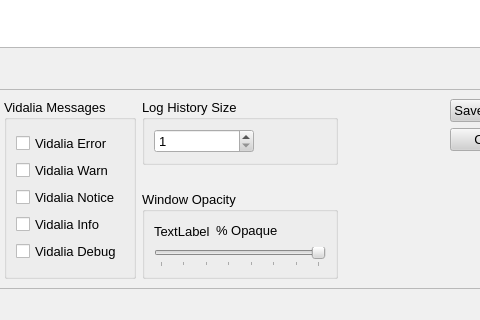
Above: src/gui/messagelog/messagelog.ui from a-ilin/vidalia before the change; both pictures show x 140 to 620 and y 238 to 558 of the 701 by 558 pixel window. Below: the same form after it.
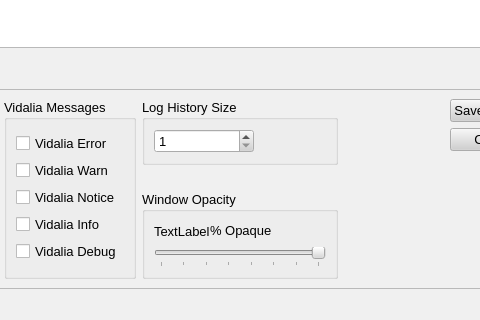
That is the form after the change. Icons and pictures are not drawn.

Commit message:
BandwidthGraph supports saving settings, opacity and such. Small layout changes to MessageLog. Removed some unnecessary things from the deconstructor in mainwindow.cpp (Qt takes care of freeing QWidgets).
svn:r208

```diff
--- a/src/gui/messagelog/messagelog.ui
+++ b/src/gui/messagelog/messagelog.ui
@@ -728,7 +728,7 @@
                <number>0</number>
               </property>
               <property name="spacing" >
-               <number>6</number>
+               <number>0</number>
               </property>
               <item>
                <widget class="QLabel" name="lblPercentOpacity" >
```
Left out of the diff: 15 changed lines with no effect on the pictures. The commit also changes 7 other files.
